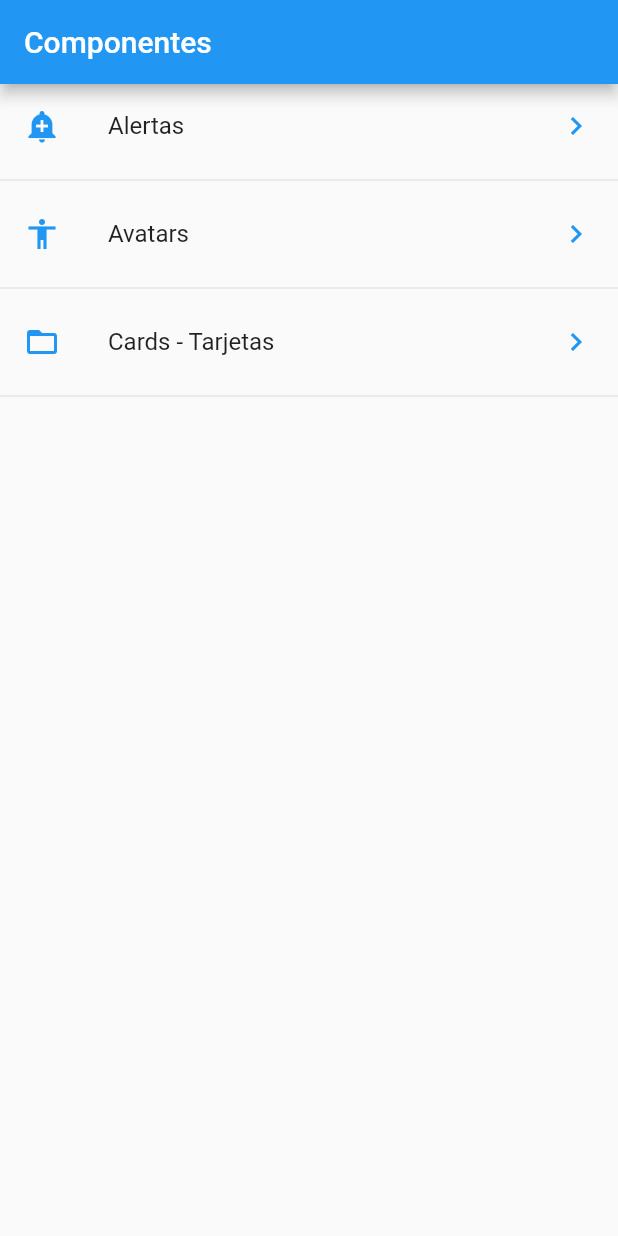
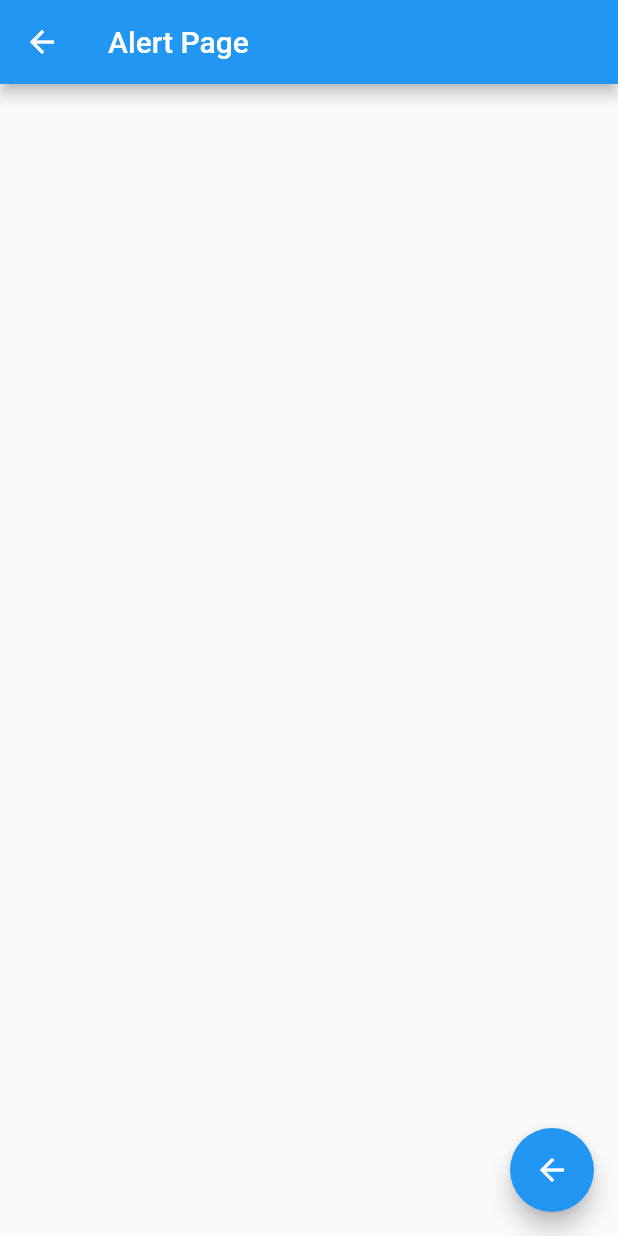
Before and after one commit to alvag/componentes_flutter, a Flutter app: the screen it shows after launch, after a tap on "Alertas", on a phone screen of 412 x 824 dp. Run offline on Flutter 3.47's test engine with Material 2 defaults, Android fonts, the phone set to English and light mode, and no system bars.

Commit message:
Navegar a una nueva pantalla

```diff
--- /dev/null
+++ b/lib/src/pages/alert_page.dart
@@ -0,0 +1,18 @@
+import 'package:flutter/material.dart';
+
+class AlertPage extends StatelessWidget {
+  @override
+  Widget build(BuildContext context) {
+    return Scaffold(
+      appBar: AppBar(
+        title: Text('Alert Page'),
+      ),
+      floatingActionButton: FloatingActionButton(
+        child: Icon(Icons.arrow_back),
+        onPressed: () {
+          Navigator.pop(context);
+        },
+      ),
+    );
+  }
+}
--- a/lib/src/pages/home_page.dart
+++ b/lib/src/pages/home_page.dart
@@ -1,6 +1,7 @@
-import 'package:componentes_flutter/src/utils/icono_string_util.dart';
+import 'package:componentes_flutter/src/pages/alert_page.dart';
 import 'package:flutter/material.dart';
 
+import 'package:componentes_flutter/src/utils/icono_string_util.dart';
 import 'package:componentes_flutter/src/providers/menu_provider.dart';
 
 class HomePage extends StatelessWidget {
@@ -18,15 +19,15 @@ class HomePage extends StatelessWidget {
     return FutureBuilder(
       future: menuProvider.cargarData(),
       initialData: [],
-      builder: (BuildContext context, AsyncSnapshot<List<dynamic>> snapshot) {
+      builder: (context, AsyncSnapshot<List<dynamic>> snapshot) {
         return ListView(
-          children: _listItems(snapshot.data),
+          children: _listItems(snapshot.data, context),
         );
       },
     );
   }
 
-  List<Widget> _listItems(List<dynamic> data) {
+  List<Widget> _listItems(List<dynamic> data, BuildContext context) {
     final List<Widget> opciones = [];
 
     data.forEach((opt) {
@@ -34,7 +35,10 @@ class HomePage extends StatelessWidget {
         title: Text(opt['texto']),
         leading: getIcon(opt['icon']),
         trailing: Icon(Icons.keyboard_arrow_right, color: Colors.blue),
-        onTap: () {},
+        onTap: () {
+          final route = MaterialPageRoute(builder: (context) => AlertPage());
+          Navigator.push(context, route);
+        },
       );
 
       opciones..add(widgetTemp)..add(Divider());
```
Also changed, not shown: lib/src/pages/avatar_page.dart (added, +12 -0 lines).
